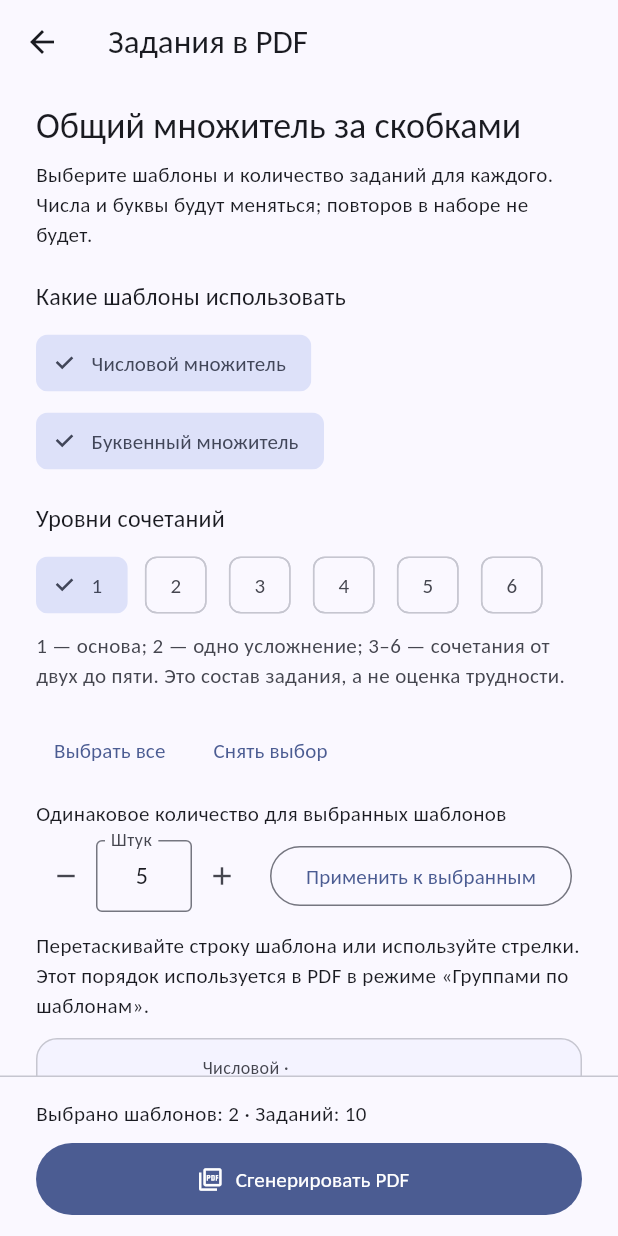
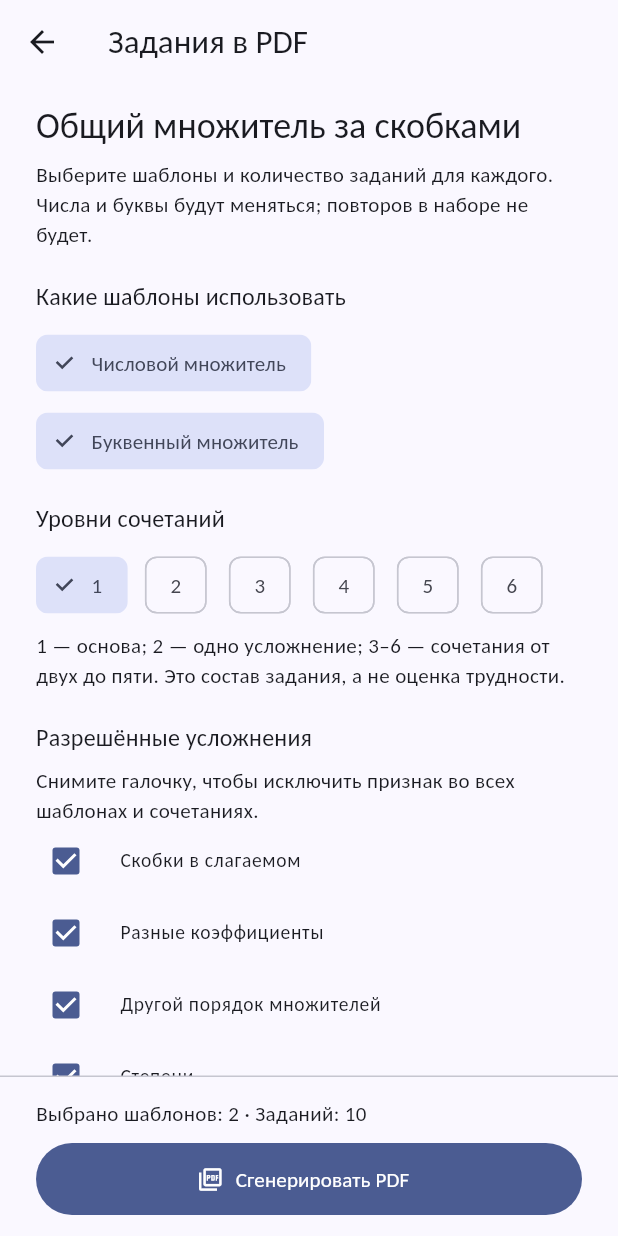
Before and after one commit to muradsatabi/math_trainer, a Flutter app: the PdfGeneratorScreen screen opened directly, on a phone screen of 412 x 824 dp. Run offline on Flutter 3.47's test engine with Material 3 defaults, Android fonts, the light colour scheme and no system bars; our stand-ins replace pdf, web; missing offline and left inert: dart:js_interop.

Commit message:
feat: filter PDF complications and vary literal constants

```diff
--- a/lib/generator/pdf_generator_screen.dart
+++ b/lib/generator/pdf_generator_screen.dart
@@ -6,6 +6,28 @@ import 'worksheet_pdf.dart';
 import 'pdf_download.dart';
 
 typedef PdfExporter = Future<void> Function(Uint8List bytes, String filename);
+
+String _featureGroup(String feature) =>
+    feature == 'factor_power' ? 'powers' : feature;
+
+String _templateTitle(ExerciseTemplate template) =>
+    template.family == 'literal' && template.features.contains('unit')
+    ? template.title.replaceAll(
+        'Остаток — единица',
+        'Свободное число в скобках',
+      )
+    : template.title;
+
+const _featureLabels = {
+  'powers': 'Степени',
+  'subtraction': 'Вычитание',
+  'position': 'Другой порядок множителей',
+  'three_terms': 'Три слагаемых',
+  'unit': 'Число в скобках без букв',
+  'different': 'Разные коэффициенты',
+  'two_letters': 'Две оставшиеся буквы',
+  'bracket': 'Скобки в слагаемом',
+};
 
 class PdfGeneratorScreen extends StatefulWidget {
   const PdfGeneratorScreen({
@@ -26,6 +48,7 @@ class PdfGeneratorScreen extends StatefulWidget {
 class _PdfGeneratorScreenState extends State<PdfGeneratorScreen> {
   late final Future<List<ExerciseTemplate>> loading = _load();
   final levels = <int>{1};
+  final excludedFeatures = <String>{};
   late final families = widget.family == null
       ? <String>{'numeric', 'literal'}
       : <String>{widget.family!};
@@ -142,12 +165,13 @@ class _PdfGeneratorScreenState extends State<PdfGeneratorScreen> {
     try {
       // Yield to paint the progress state before doing bounded local work.
       await Future<void>.delayed(Duration.zero);
-      final variants = TemplateTaskGenerator().generateVariants(
-        templates: options,
-        quantities: counts,
-        count: int.parse(variantQuantity.text),
-        order: order,
-      );
+      final variants = TemplateTaskGenerator(varyLiteralConstants: true)
+          .generateVariants(
+            templates: options,
+            quantities: counts,
+            count: int.parse(variantQuantity.text),
+            order: order,
+          );
       final bytes = widget.pdfBuilder == null
           ? await _buildPdf(variants)
           : await widget.pdfBuilder!(variants.expand((v) => v).toList());
@@ -216,9 +240,22 @@ class _PdfGeneratorScreenState extends State<PdfGeneratorScreen> {
           final templates = snapshot.data!;
           final flat = templates.every((t) => t.flat);
           final options = generationOptions(templates);
+          final featureGroups =
+              options
+                  .where((t) => families.contains(t.family))
+                  .expand((t) => t.features)
+                  .map(_featureGroup)
+                  .toSet()
+                  .toList()
+                ..sort();
           final visible = options
               .where(
-                (t) => levels.contains(t.level) && families.contains(t.family),
+                (t) =>
+                    levels.contains(t.level) &&
+                    families.contains(t.family) &&
+                    !t.features.any(
+                      (f) => excludedFeatures.contains(_featureGroup(f)),
+                    ),
               )
               .toList();
           visible.sort(
@@ -307,60 +344,8 @@ class _PdfGeneratorScreenState extends State<PdfGeneratorScreen> {
                               ),
                               const SizedBox(height: 16),
                             ],
-                            if (!flat) ...[
-                              Text(
-                                'Уровни сочетаний',
-                                style: Theme.of(context).textTheme.titleMedium,
-                              ),
-                              const SizedBox(height: 8),
-                              Wrap(
-                                spacing: 8,
-                                runSpacing: 4,
-                                children: [
-                                  for (var level = 1; level <= 6; level++)
-                                    FilterChip(
-                                      key: ValueKey('generator-level-$level'),
-                                      label: Text('$level'),
-                                      selected: levels.contains(level),
-                                      onSelected: busy
-                                          ? null
-                                          : (yes) => setState(() {
-                                              if (yes) {
-                                                levels.add(level);
-                                                selected.addAll(
-                                                  options
-                                                      .where(
-                                                        (t) => t.level == level,
-                                                      )
-                                                      .map((t) => t.id),
-                                                );
-                                              } else {
-                                                levels.remove(level);
-                                              }
-                                            }),
-                                    ),
-                                ],
-                              ),
-                              const SizedBox(height: 6),
-                              Text(
-                                '1 — основа; 2 — одно усложнение; 3–6 — сочетания от двух до пяти. '
-                                'Это состав задания, а не оценка трудности.',
-                                style: TextStyle(
-                                  color: colors.onSurfaceVariant,
-                                ),
-                              ),
-                              if (levels.any((v) => v > 2))
-                                Padding(
-                                  padding: const EdgeInsets.only(top: 8),
-                                  child: Text(
-                                    'Сочетания автоматически составлены из рабочих направлений '
-                                    'и доступны для пробы; отдельного методического согласования они ещё не проходили.',
-                                    style: TextStyle(
-                                      color: colors.onSurfaceVariant,
-                                    ),
-                                  ),
-                                ),
-                            ],
+                            if (!flat)
+                              _levelsAndFeatures(options, featureGroups),
                             const SizedBox(height: 16),
                             Wrap(
                               spacing: 8,
@@ -473,13 +458,17 @@ class _PdfGeneratorScreenState extends State<PdfGeneratorScreen> {
                                             width: 280,
                                             child: Padding(
                                               padding: const EdgeInsets.all(16),
-                                              child: Text(visible[i].title),
+                                              child: Text(
+                                                _templateTitle(visible[i]),
+                                              ),
                                             ),
                                           ),
                                         ),
                                         childWhenDragging: Opacity(
                                           opacity: .3,
-                                          child: Text(visible[i].title),
+                                          child: Text(
+                                            _templateTitle(visible[i]),
+                                          ),
                                         ),
                                         child: DecoratedBox(
                                           decoration: BoxDecoration(
@@ -764,6 +753,112 @@ class _PdfGeneratorScreenState extends State<PdfGeneratorScreen> {
     );
   }
 
+  Widget _levelsAndFeatures(
+    List<ExerciseTemplate> options,
+    List<String> groups,
+  ) {
+    final style = Theme.of(context).textTheme.titleMedium;
+    final levelsPanel = Column(
+      crossAxisAlignment: CrossAxisAlignment.start,
+      children: [
+        Text('Уровни сочетаний', style: style),
+        const SizedBox(height: 8),
+        Wrap(
+          spacing: 8,
+          runSpacing: 4,
+          children: [
+            for (var level = 1; level <= 6; level++)
+              FilterChip(
+                key: ValueKey('generator-level-$level'),
+                label: Text('$level'),
+                selected: levels.contains(level),
+                onSelected: busy
+                    ? null
+                    : (yes) => setState(() {
+                        if (yes) {
+                          levels.add(level);
+                          selected.addAll(
+                            options
+                                .where((t) => t.level == level)
+                                .map((t) => t.id),
+                          );
+                        } else {
+                          levels.remove(level);
+                        }
+                        success = null;
+                      }),
+              ),
+          ],
+        ),
+        const SizedBox(height: 6),
+        const Text(
+          '1 — основа; 2 — одно усложнение; 3–6 — сочетания от двух до пяти. Это состав задания, а не оценка трудности.',
+        ),
+        if (levels.any((v) => v > 2)) ...[
+          const SizedBox(height: 8),
+          const Text(
+            'Сочетания автоматически составлены из рабочих направлений и доступны для пробы; отдельного методического согласования они ещё не проходили.',
+          ),
+        ],
+      ],
+    );
+    if (groups.isEmpty) return levelsPanel;
+    final featuresPanel = Column(
+      crossAxisAlignment: CrossAxisAlignment.start,
+      children: [
+        Text('Разрешённые усложнения', style: style),
+        const SizedBox(height: 6),
+        const Text(
+          'Снимите галочку, чтобы исключить признак во всех шаблонах и сочетаниях.',
+        ),
+        for (final group in groups)
+          CheckboxListTile(
+            key: ValueKey('generator-feature-$group'),
+            contentPadding: EdgeInsets.zero,
+            dense: true,
+            controlAffinity: ListTileControlAffinity.leading,
+            title: Text(
+              _featureLabels[group] ??
+                  options
+                      .firstWhere(
+                        (t) => t.features.any((f) => _featureGroup(f) == group),
+                      )
+                      .title,
+            ),
+            value: !excludedFeatures.contains(group),
+            onChanged: busy
+                ? null
+                : (allowed) => setState(() {
+                    if (allowed!) {
+                      excludedFeatures.remove(group);
+                    } else {
+                      excludedFeatures.add(group);
+                    }
+                    success = null;
+                  }),
+          ),
+      ],
+    );
+    return LayoutBuilder(
+      builder: (context, constraints) {
+        if (constraints.maxWidth < 700) {
+          return Column(
+            crossAxisAlignment: CrossAxisAlignment.start,
+            children: [levelsPanel, const SizedBox(height: 20), featuresPanel],
+          );
+        }
+        return Row(
+          crossAxisAlignment: CrossAxisAlignment.start,
+          children: [
+            Expanded(child: levelsPanel),
+            const SizedBox(width: 32),
+            Expanded(child: featuresPanel),
+          ],
+        );
+      },
+    );
+  }
+
   Widget _templateRow(
     ExerciseTemplate t,
     ColorScheme colors, {
@@ -833,12 +928,14 @@ class _PdfGeneratorScreenState extends State<PdfGeneratorScreen> {
                   ),
                 ),
                 Text(
-                  t.title,
+                  _templateTitle(t),
                   style: const TextStyle(fontWeight: FontWeight.w500),
                 ),
                 if (t.example.isNotEmpty)
                   Text(
-                    t.example,
+                    t.family == 'literal' && t.features.contains('unit')
+                        ? 'ab + 3a → a(b + 3)'
+                        : t.example,
                     style: const TextStyle(fontFamily: 'Caladea', fontSize: 18),
                   ),
               ],
--- a/lib/generator/task_generator.dart
+++ b/lib/generator/task_generator.dart
@@ -102,8 +102,12 @@ class GeneratedExercise {
 }
 
 class TemplateTaskGenerator {
-  TemplateTaskGenerator({int? seed}) : random = Random(seed);
+  TemplateTaskGenerator({int? seed, this.varyLiteralConstants = false})
+    : random = Random(seed);
   final Random random;
+  // PDF option: vary the free number without changing the canonical unit
+  // template used by existing practice sessions.
+  final bool varyLiteralConstants;
   static const maxPerTemplate = 100;
   static const maxTotal = 1000;
   static const maxVariants = 100;
@@ -249,6 +253,9 @@ class TemplateTaskGenerator {
       } while (coefficients.toSet().length == 1 ||
           coefficients.reduce((a, b) => a.gcd(b)) != 1);
     }
+    final literalConstant = !isNumeric && unit && varyLiteralConstants
+        ? 1 + random.nextInt(9)
+        : 1;
     final rightIndex = random.nextInt(unit ? count - 1 : count);
     final originals = <String>[];
     final answers = <String>[];
@@ -276,14 +283,14 @@ class TemplateTaskGenerator {
             : '$common${exponent == 2 ? '²' : '³'}';
         originals.add(
           rest.isEmpty
-              ? common
+              ? '${literalConstant == 1 ? '' : literalConstant}$common'
               : f.contains('position') && i == rightIndex
               ? '$rest$displayedCommon'
               : '$displayedCommon$rest',
         );
         answers.add(
           rest.isEmpty
-              ? '1'
+              ? '$literalConstant'
               : '${exponent == 3
                     ? '$common²'
                     : exponent == 2
```
Also changed, not shown: tool/verify_generator_render_test.dart (+11 -0 lines), 4 other files.
